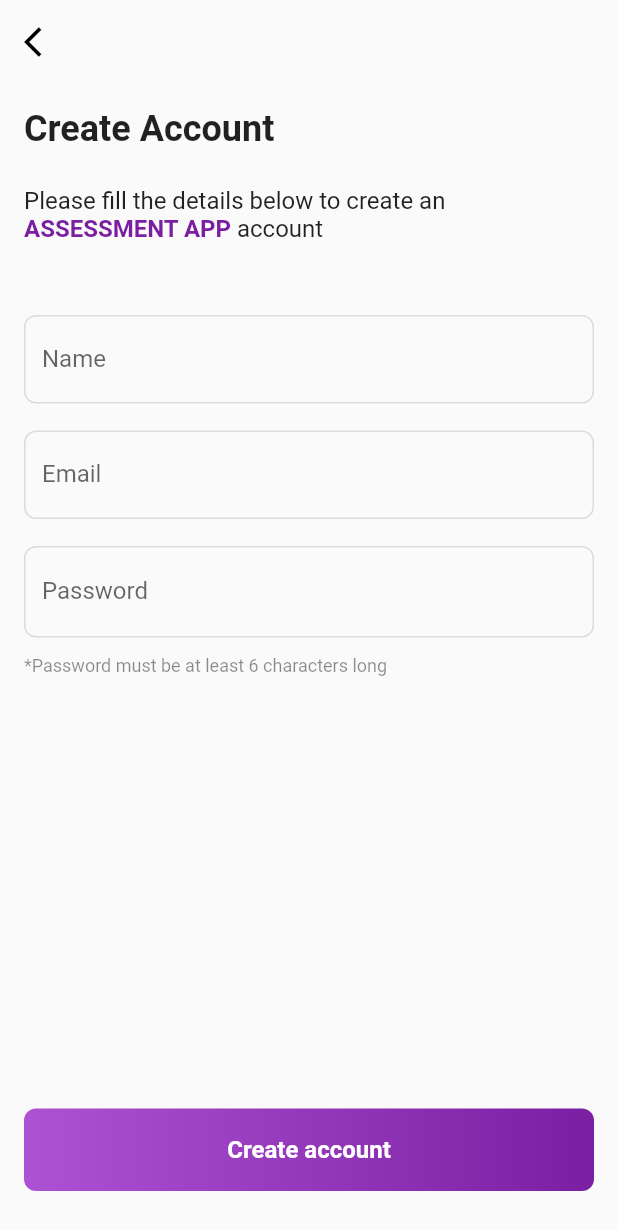
After one commit to Hamdal/ourpass_assessment, a Flutter app: the CreateAccountPage screen opened by its route, on a phone screen of 412 x 824 dp. The commit adds this screen. Shown: the top 1230 px of the screen. Run offline on Flutter 3.47's test engine with Material 2 defaults, Android fonts, the phone set to English and light mode, and no system bars; our stand-ins replace cloud_firestore, dartz, equatable, firebase_auth, firebase_core, flutter_svg and 3 more; accounts and stored records are empty.

Commit message:
add implementation for creating an account

```diff
--- a/lib/config/constants.dart
+++ b/lib/config/constants.dart
@@ -1,7 +1,8 @@
 import 'package:flutter/material.dart';
 
 class AppColors {
-  static const Color primary = Color(0xFF217AC0);
+  static const Color primary = Color(0xFF7b1fa2);
+  static const Color primaryLight = Color(0xFFae52d4);
   static const Color green = Color(0xFF037929);
   static const Color orange = Color(0xFFF7A325);
   static const Color grey = Color(0xFFD1D1D1);
@@ -10,3 +11,19 @@ class AppColors {
 class AppStrings {
 
 }
+
+class FirestoreCollectionPaths {
+  static const String user = 'user';
+}
+
+Map<String, String> firebaseErrorMessages = {
+  'user-not-found': 'User does not exist.',
+  'invalid-email': 'Email address is not valid',
+  'user-disabled': 'This account has been disabled. Please contact support',
+  'wrong-password': 'Incorrect password',
+  'email-already-in-use': 'An account with the provided email already exists. Proceed to login',
+  'operation-not-allowed': 'An error occurred. Contact support',
+  'weak-password': 'Password is too weak',
+  'expired-action-code': 'This code has expired. Click resend to get a new one',
+  'invalid-action-code': 'The provided code is not valid'
+};
--- a/lib/config/theme.dart
+++ b/lib/config/theme.dart
@@ -1,7 +1,7 @@
 import 'package:flutter/material.dart';
 import 'package:ourpass_assessment/config/constants.dart';
 
-class Dimensions {
+class AppDimensions {
   static const double xsmall = 4;
   static const double small = 8;
   static const double medium = 16;
--- a/lib/core/provider/provider_setup.dart
+++ b/lib/core/provider/provider_setup.dart
@@ -1,11 +1,14 @@
 import 'package:cloud_firestore/cloud_firestore.dart';
 import 'package:firebase_auth/firebase_auth.dart';
+import 'package:ourpass_assessment/features/authentication/data/datasources/remote_data_source_impl.dart';
+import 'package:ourpass_assessment/features/authentication/data/repository/auth_repository_impl.dart';
+import 'package:ourpass_assessment/features/authentication/domain/usecases/create_account.dart';
 import 'package:provider/provider.dart';
 import 'package:provider/single_child_widget.dart';
 
 List<SingleChildWidget> providers = [
   ...independentServices,
-  // ...dependentServices,
+  ...dependentServices,
 ];
 
 List<SingleChildWidget> independentServices = [
@@ -13,4 +16,18 @@ List<SingleChildWidget> independentServices = [
   Provider.value(value: FirebaseAuth.instance),
 ];
 
-List<SingleChildWidget> dependentServices = [];
+List<SingleChildWidget> dependentServices = [
+  // AUTHENTICATION FEATURE DEPENDENCIES
+  ProxyProvider2<FirebaseAuth, FirebaseFirestore, AuthRemoteDataSourceImpl>(
+    update: (context, firebaseAuth, firestore, authRemoteDataSource)
+      => AuthRemoteDataSourceImpl(firebaseAuth: firebaseAuth, firestore: firestore)
+  ),
+  ProxyProvider<AuthRemoteDataSourceImpl, AuthRepositoryImpl>(
+    update: (context, dataSource, repository)
+      => AuthRepositoryImpl(dataSource: dataSource)
+  ),
+  ProxyProvider<AuthRepositoryImpl, CreateAccount>(
+    update: (context, repository, getAppUserState)
+      => CreateAccount(repository: repository)
+  ),
+];
--- a/lib/core/router/route_paths.dart
+++ b/lib/core/router/route_paths.dart
@@ -1,5 +1,6 @@
 class RoutePaths {
   static const String splashScreen = 'splashscreen';
+  static const String authSelectionPage = 'authSelection';
   static const String createAccountPage = 'createAccount';
   static const String loginPage = 'login';
 }
--- a/lib/core/router/router.dart
+++ b/lib/core/router/router.dart
@@ -1,5 +1,7 @@
 import 'package:flutter/material.dart';
 import 'package:ourpass_assessment/core/router/route_paths.dart';
+import 'package:ourpass_assessment/features/authentication/presentation/pages/auth_selection/auth_selection_page.dart';
+import 'package:ourpass_assessment/features/authentication/presentation/pages/create_account/create_account_page.dart';
 import 'package:ourpass_assessment/features/splashscreen/presentation/pages/splashscreen.dart';
 
 class AppRouter {
@@ -7,6 +9,10 @@ class AppRouter {
     switch (settings.name) {
       case RoutePaths.splashScreen:
         return MaterialPageRoute(builder: (_) => const Splashscreen());
+      case RoutePaths.authSelectionPage:
+        return MaterialPageRoute(builder: (_) => const AuthSelectionPage());
+      case RoutePaths.createAccountPage:
+        return MaterialPageRoute(builder: (_) => const CreateAccountPage());
       default:
         return MaterialPageRoute(
           builder: (_) => Scaffold(
--- /dev/null
+++ b/lib/core/util/error_to_message_mapper.dart
@@ -0,0 +1,5 @@
+import 'package:ourpass_assessment/config/constants.dart';
+
+String getFirebaseErrorMessageFromCode(String code) {
+  return firebaseErrorMessages[code] ?? 'Unknown error';
+}
--- /dev/null
+++ b/lib/core/widgets/custom_appbar.dart
@@ -0,0 +1,28 @@
+import 'package:flutter/material.dart';
+import 'package:flutter/services.dart';
+
+PreferredSizeWidget getCustomAppBar(
+  BuildContext context,
+  {
+    List<Widget>? actions
+  }
+) {
+  return AppBar(
+    elevation: 0,
+    titleSpacing: 0.0,
+    leading: IconButton(
+      onPressed: () => Navigator.of(context).pop(),
+      icon: const Icon(
+       Icons.arrow_back_ios
+      )
+    ),
+    iconTheme: Theme.of(context).iconTheme.copyWith(
+      color: Theme.of(context).brightness == Brightness.dark
+      ? Colors.white : Colors.black,
+    ),
+    systemOverlayStyle: Theme.of(context).brightness == Brightness.dark
+      ? SystemUiOverlayStyle.light : SystemUiOverlayStyle.dark,
+    backgroundColor: Theme.of(context).scaffoldBackgroundColor,
+    actions: actions
+  );
+}
--- /dev/null
+++ b/lib/core/widgets/custom_text_input.dart
@@ -0,0 +1,85 @@
+import 'package:flutter/material.dart';
+import 'package:flutter/services.dart';
+import 'package:ourpass_assessment/config/constants.dart';
+
+class CustomTextInput extends StatelessWidget {
+  final String? label;
+  final FocusNode? focusNode;
+  final TextInputType? inputType;
+  final bool? hideText;
+  final Widget? suffix;
+  final Widget? prefix;
+  final TextEditingController? controller;
+  final Function()? onTapSuffix;
+  final Function(String)? onChanged;
+  final String? hintText;
+  final List<TextInputFormatter>? inputFormatters;
+  final String? Function(String?)? validator;
+  final AutovalidateMode? autovalidateMode;
+
+  const CustomTextInput({
+    Key? key,
+    this.label,
+    this.focusNode,
+    this.inputType,
+    this.hideText = false,
+    this.suffix,
+    this.controller,
+    this.prefix,
+    this.onTapSuffix,
+    this.onChanged,
+    this.hintText,
+    this.inputFormatters,
+    this.validator,
+    this.autovalidateMode
+  }) : super(key: key);
+
+  @override
+  Widget build(BuildContext context) {
+    return TextFormField(
+      controller: controller,
+      validator: validator,
+      autovalidateMode: autovalidateMode,
+      onChanged: onChanged,
+      inputFormatters: inputFormatters,
+      obscureText: hideText!,
+      keyboardType: inputType,
+      style: const TextStyle(
+        color: Colors.black87
+      ),
+      decoration: InputDecoration(
+        enabledBorder: OutlineInputBorder(
+          borderSide: const BorderSide(
+            color: Colors.black12,
+          ),
+          borderRadius: BorderRadius.circular(8)
+        ),
+        focusedBorder: OutlineInputBorder(
+          borderSide: const BorderSide(
+            color: AppColors.primary,
+          ),
+          borderRadius: BorderRadius.circular(8)
+        ),
+        errorBorder: OutlineInputBorder(
+          borderSide: const BorderSide(
+            color: Colors.redAccent,
+          ),
+          borderRadius: BorderRadius.circular(8)
+        ),
+        focusedErrorBorder: OutlineInputBorder(
+          borderSide: const BorderSide(
+            color: Colors.redAccent,
+          ),
+          borderRadius: BorderRadius.circular(8)
+        ),
+        floatingLabelBehavior: FloatingLabelBehavior.auto,
+        labelText: hintText,
+        prefix: prefix,
+        suffix: InkWell(
+          onTap: onTapSuffix,
+          child: suffix ?? const SizedBox(),
+        ),
+      ),
+    );
+  }
+}
--- a/lib/core/widgets/fill_width_button.dart
+++ b/lib/core/widgets/fill_width_button.dart
@@ -1,9 +1,10 @@
 import 'package:flutter/material.dart';
+import 'package:ourpass_assessment/config/constants.dart';
 
 class FillWidthButton extends StatelessWidget {
   final Function? onPressed;
   final String text;
-  final bool isLoading;
+  final bool loading;
   final double fontSize;
   final double borderRadius;
   final FontWeight? fontWeight;
@@ -13,7 +14,7 @@ class FillWidthButton extends StatelessWidget {
 
   const FillWidthButton({
     Key? key,
-    this.isLoading = false,
+    this.loading = false,
     this.fontSize = 16,
     this.borderRadius = 8,
     this.fontWeight = FontWeight.w600,
@@ -30,14 +31,14 @@ class FillWidthButton extends StatelessWidget {
       decoration: BoxDecoration(
         gradient: LinearGradient(
           colors: [
-            const Color(0xFF0184D6).withOpacity(isLoading ? 0.6 : 1),
-            const Color(0xFF004067).withOpacity(isLoading ? 0.6 : 1)
+            AppColors.primaryLight.withOpacity(loading ? 0.6 : 1),
+            AppColors.primary.withOpacity(loading ? 0.6 : 1)
           ]
         ),
         borderRadius: BorderRadius.circular(borderRadius)
       ),
       child: MaterialButton(
-        onPressed: isLoading || onPressed == null ? null : () => onPressed!(),
+        onPressed: loading || onPressed == null ? null : () => onPressed!(),
         elevation: elevation ?? 0,
         hoverElevation: elevation ?? 0,
         enableFeedback: true,
@@ -64,7 +65,7 @@ class FillWidthButton extends StatelessWidget {
             ),
             // SizedBox(width: 48),
             Visibility(
-              visible: isLoading,
+              visible: loading,
               child: Container(
                 width: 20,
                 height: 20,
--- /dev/null
+++ b/lib/features/authentication/data/datasources/remote_data_source.dart
@@ -0,0 +1,10 @@
+
+
+abstract class AuthRemoteDataSource {
+  /// Throws a [RemoteException] for all errors
+  Future<void> createAccount({
+    required String name,
+    required String email,
+    required String password
+  });
+}
--- /dev/null
+++ b/lib/features/authentication/data/datasources/remote_data_source_impl.dart
@@ -0,0 +1,34 @@
+import 'package:cloud_firestore/cloud_firestore.dart';
+import 'package:firebase_auth/firebase_auth.dart';
+import 'package:ourpass_assessment/config/constants.dart';
+import 'package:ourpass_assessment/features/authentication/data/datasources/remote_data_source.dart';
+
+class AuthRemoteDataSourceImpl extends AuthRemoteDataSource {
+  final FirebaseFirestore firestore;
+  final FirebaseAuth firebaseAuth;
+
+  AuthRemoteDataSourceImpl({required this.firestore, required this.firebaseAuth});
+
+  @override
+  Future<void> createAccount({
+    required String name,
+    required String email,
+    required String password
+  }) async {
+    final user = firebaseAuth.currentUser;
+    if (user == null) {
+      final credential = await firebaseAuth.createUserWithEmailAndPassword(
+        email: email,
+        password: password
+      );
+
+      final userCollection = firestore.collection(FirestoreCollectionPaths.user);
+      await userCollection.doc(credential.user!.uid).set({
+        'name': name,
+        'email': email,
+        'verified': false,
+        'created': FieldValue.serverTimestamp()
+      });
+    }
+  }
+}
--- /dev/null
+++ b/lib/features/authentication/data/repository/auth_repository_impl.dart
@@ -0,0 +1,28 @@
+import 'package:dartz/dartz.dart';
+import 'package:firebase_auth/firebase_auth.dart';
+import 'package:ourpass_assessment/core/error/failures.dart';
+import 'package:ourpass_assessment/core/util/error_to_message_mapper.dart';
+import 'package:ourpass_assessment/features/authentication/data/datasources/remote_data_source_impl.dart';
+import 'package:ourpass_assessment/features/authentication/domain/repository/auth_repository.dart';
+
+class AuthRepositoryImpl extends AuthRepository {
+  final AuthRemoteDataSourceImpl dataSource;
+
+  AuthRepositoryImpl({required this.dataSource});
+
+  @override
+  Future<Either<Failure, void>> createAccount({
+    required String name,
+    required String email,
+    required String password
+  }) async {
+    try {
+      await dataSource.createAccount(email: email, name: name, password: password);
+      return const Right(null);
+    } on FirebaseAuthException catch(e) {
+      return Left(RemoteFailure(message: getFirebaseErrorMessageFromCode(e.code)));
+    } on Exception {
+      return Left(RemoteFailure(message: 'An error occurred. Please try again'));
+    }
+  }
+}
--- /dev/null
+++ b/lib/features/authentication/domain/repository/auth_repository.dart
@@ -0,0 +1,10 @@
+import 'package:dartz/dartz.dart';
+import 'package:ourpass_assessment/core/error/failures.dart';
+
+abstract class AuthRepository {
+  Future<Either<Failure, void>> createAccount({
+    required String name,
+    required String email,
+    required String password
+  });
+}
--- /dev/null
+++ b/lib/features/authentication/domain/usecases/create_account.dart
@@ -0,0 +1,36 @@
+import 'package:dartz/dartz.dart';
+import 'package:equatable/equatable.dart';
+import 'package:ourpass_assessment/core/error/failures.dart';
+import 'package:ourpass_assessment/core/usecases/usecase.dart';
+import 'package:ourpass_assessment/features/authentication/data/repository/auth_repository_impl.dart';
+
+
+class CreateAccount extends UseCase<void, CreateAccountParams> {
+  final AuthRepositoryImpl repository;
+
+  CreateAccount({required this.repository});
+
+  @override
+  Future<Either<Failure, void>> call(CreateAccountParams params) async{
+    return await repository.createAccount(
+      name: params.name,
+      email: params.email,
+      password: params.password,
+    );
+  }
+}
+
+class CreateAccountParams extends Equatable {
+  final String name;
+  final String email;
+  final String password;
+
+  const CreateAccountParams({
+    required this.name,
+    required this.email,
+    required this.password
+  });
+
+  @override
+  List<Object?> get props => [email];
+}
--- a/lib/features/authentication/presentation/pages/auth_selection/auth_selection_page.dart
+++ b/lib/features/authentication/presentation/pages/auth_selection/auth_selection_page.dart
@@ -17,6 +17,8 @@ class AuthSelectionPage extends StatefulWidget {
 class _AuthSelectionPageState extends State<AuthSelectionPage> {
   @override
   Widget build(BuildContext context) {
+    final size = MediaQuery.of(context).size;
+
     return BasePage<AuthSelectionPageProvider>(
       child: null,
       provider: AuthSelectionPageProvider(),
@@ -33,16 +35,18 @@ class _AuthSelectionPageState extends State<AuthSelectionPage> {
                 children: [
                   const FlutterLogo(
                     style: FlutterLogoStyle.horizontal,
+                    size: 100,
                   ),
                   const Spacer(),
                   const SizedBox(height: 12),
                   SvgPicture.asset(
-                    'assets/images/banner.svg'
+                    'assets/images/banner.svg',
+                    width: size.width * 0.6,
                   ),
                   const SizedBox(height: 12),
                   const Spacer(),
                   const Text(
-                    'DO-IT',
+                    'ASSESSMENT APP',
                     style: TextStyle(
                       fontWeight: FontWeight.w600,
                       color: AppColors.primary
--- /dev/null
+++ b/lib/features/authentication/presentation/pages/create_account/create_account_page.dart
@@ -0,0 +1,153 @@
+import 'package:flutter/material.dart';
+import 'package:ourpass_assessment/config/constants.dart';
+import 'package:ourpass_assessment/config/theme.dart';
+import 'package:ourpass_assessment/core/base_page.dart';
+import 'package:ourpass_assessment/core/util/input_validators.dart';
+import 'package:ourpass_assessment/core/widgets/custom_appbar.dart';
+import 'package:ourpass_assessment/core/widgets/custom_text_input.dart';
+import 'package:ourpass_assessment/core/widgets/fill_width_button.dart';
+import 'package:ourpass_assessment/features/authentication/presentation/providers/create_account_page_provider.dart';
+import 'package:material_design_icons_flutter/material_design_icons_flutter.dart';
+import 'package:provider/provider.dart';
+
+
+class CreateAccountPage extends StatefulWidget {
+  const CreateAccountPage({Key? key}) : super(key: key);
+
+  @override
+  State<CreateAccountPage> createState() => _CreateAccountPageState();
+}
+
+class _CreateAccountPageState extends State<CreateAccountPage> {
+  @override
+  Widget build(BuildContext context) {
+    final size = MediaQuery.of(context).size;
+
+    return BasePage<CreateAccountPageProvider>(
+      child: null,
+      provider: CreateAccountPageProvider(
+        createAccount: Provider.of(context)
+      ),
+      builder: (context, provider, child) {
+        return Scaffold(
+          appBar: getCustomAppBar(context),
+          body: Padding(
+            padding: AppDimensions.globalPadding,
+            child: Column(
+              children: [
+                Expanded(
+                  child: SingleChildScrollView(
+                    physics: const BouncingScrollPhysics(),
+                    child: Column(
+                      crossAxisAlignment: CrossAxisAlignment.start,
+                      children: [
+                        const Text(
+                          'Create Account',
+                          textAlign: TextAlign.start,
+                          style: TextStyle(
+                            fontWeight: FontWeight.w600,
+                            fontSize: 24
+                          ),
+                        ),
+                        const SizedBox(height: 24),
+                        SizedBox(
+                          width: size.width * 0.7,
+                          child: RichText(
+                            text: const TextSpan(
+                              style: TextStyle(
+                                fontSize: 16,
+                                color: Colors.black87,
+                                overflow: TextOverflow.ellipsis
+                              ),
+                              children: [
+                                TextSpan(
+                                  text: 'Please fill the details below to create an '
+                                ),
+                                TextSpan(
+                                  text: 'ASSESSMENT APP ',
+                                  style: TextStyle(
+                                    fontSize: 16,
+                                    color: AppColors.primary,
+                                    fontWeight: FontWeight.w600,
+                                    overflow: TextOverflow.ellipsis
+                                  )
+                                ),
+                                TextSpan(
+                                  text: 'account'
+                                ),
+                              ]
+                            )
+                          ),
+                        ),
+                        const SizedBox(height: 48),
+                        Form(
+                          key: provider.formKey,
+                          child: Column(
+                            children: [
+                              CustomTextInput(
+                                controller: provider.nameController,
+                                hintText: 'Name',
+                                autovalidateMode: AutovalidateMode.onUserInteraction,
+                                validator: (value) => baseValidator(value!),
+                              ),
+                              const SizedBox(height: 18),
+                              CustomTextInput(
+                                controller: provider.emailController,
+                                hintText: 'Email',
+                                autovalidateMode: AutovalidateMode.onUserInteraction,
+                                validator: (value) => emailValidator(value!),
+                                inputType: TextInputType.emailAddress,
+                              ),
+                              const SizedBox(height: 18),
+                              CustomTextInput(
+                                controller: provider.passwordController,
+                                validator: (value) => passwordValidator(value!),
+                                autovalidateMode: AutovalidateMode.onUserInteraction,
+                                hintText: 'Password',
+                                inputType: TextInputType.visiblePassword,
+                                hideText: provider.hidePassword,
+                                suffix: Icon(
+                                  provider.hidePassword ? MdiIcons.eye : MdiIcons.eyeOff,
+                                  color: Colors.grey,
+                                  size: 20,
+                                ),
+                                onTapSuffix: () => provider.toggleHidePassword(),
+                              ),
+                            ],
+                          ),
+                        ),
+                        const SizedBox(height: 12),
+                        const Text(
+                          '*Password must be at least 6 characters long',
+                          style: TextStyle(
+                            fontSize: 12,
+                            color: Colors.black45
+                          ),
+                        ),
+                      ],
+                    ),
+                  ),
+                ),
+                const SizedBox(height: 48),
+                Hero(
+                  tag: 'create-account-button',
+                  child: FillWidthButton(
+                    onPressed: () {
+                      if (provider.loading) return;
+                      if (!provider.formKey.currentState!.validate()) return;
+
+                      provider.initCreateAccount(context);
+                    },
+                    text: 'Create account',
+                    loading: provider.loading,
+                  ),
+                ),
+                const SizedBox(height: 14),
+              ],
+            ),
+          ),
+        );
+      },
+    );
+  }
+}
--- /dev/null
+++ b/lib/features/authentication/presentation/providers/create_account_page_provider.dart
@@ -0,0 +1,52 @@
+import 'package:flutter/cupertino.dart';
+import 'package:fluttertoast/fluttertoast.dart';
+import 'package:ourpass_assessment/core/error/failures.dart';
+import 'package:ourpass_assessment/core/router/route_paths.dart';
+import 'package:ourpass_assessment/features/authentication/domain/usecases/create_account.dart';
+
+class CreateAccountPageProvider with ChangeNotifier {
+  final CreateAccount createAccount;
+  final formKey = GlobalKey<FormState>();
+  final TextEditingController nameController = TextEditingController();
+  final TextEditingController emailController = TextEditingController();
+  final TextEditingController passwordController = TextEditingController();
+
+  String? phoneNumber;
+  bool hidePassword = true;
+  bool loading = false;
+
+  CreateAccountPageProvider({required this.createAccount});
+
+  void toggleHidePassword() {
+    hidePassword = !hidePassword;
+    notifyListeners();
+  }
+
+  initCreateAccount(BuildContext context) async {
+    if (loading) return;
+
+    loading = true;
+    notifyListeners();
+
+    final params = CreateAccountParams(
+      name: nameController.value.text,
+      email: emailController.value.text,
+      password: passwordController.value.text
+    );
+
+    final response = await createAccount(params);
+    response.fold(
+      (l) {
+        Fluttertoast.showToast(msg: (l as RemoteFailure).message);
+        loading = false;
+        notifyListeners();
+      },
+      (r) {
+        Fluttertoast.showToast(msg: 'Account created successfully');
+        loading = false;
+        notifyListeners();
+        // TODO: Navigate to otp verification screen
+      },
+    );
+  }
+}
--- a/lib/features/splashscreen/presentation/pages/splashscreen.dart
+++ b/lib/features/splashscreen/presentation/pages/splashscreen.dart
@@ -19,7 +19,7 @@ class _SplashscreenState extends State<Splashscreen> {
         firebaseAuth: Provider.of(context)
       ),
       builder: (context, provider, child) {
-        provider.init();
+        provider.init(context);
 
         return Scaffold(
           body: Center(
--- a/lib/features/splashscreen/presentation/providers/splashscreen_provider.dart
+++ b/lib/features/splashscreen/presentation/providers/splashscreen_provider.dart
@@ -1,15 +1,23 @@
 import 'package:firebase_auth/firebase_auth.dart';
 import 'package:flutter/widgets.dart';
+import 'package:ourpass_assessment/core/router/route_paths.dart';
 
 class SplashscreenProvider with ChangeNotifier {
   final FirebaseAuth firebaseAuth;
+  bool initRan = false;
 
   SplashscreenProvider({required this.firebaseAuth});
 
-  void init() async {
+  void init(BuildContext context) async {
+    if (initRan) return;
+
     final user = firebaseAuth.currentUser;
     if (user == null) {
-      // user is not signed in. Navigate to auth selection screen
+      WidgetsBinding.instance.addPostFrameCallback((_) {
+        Navigator.of(context).pushReplacementNamed(
+          RoutePaths.authSelectionPage
+        );
+      });
     } else {
       // user is signed in. Navigate to login screen
     }
```
Also changed, not shown: assets/images/banner.svg.
